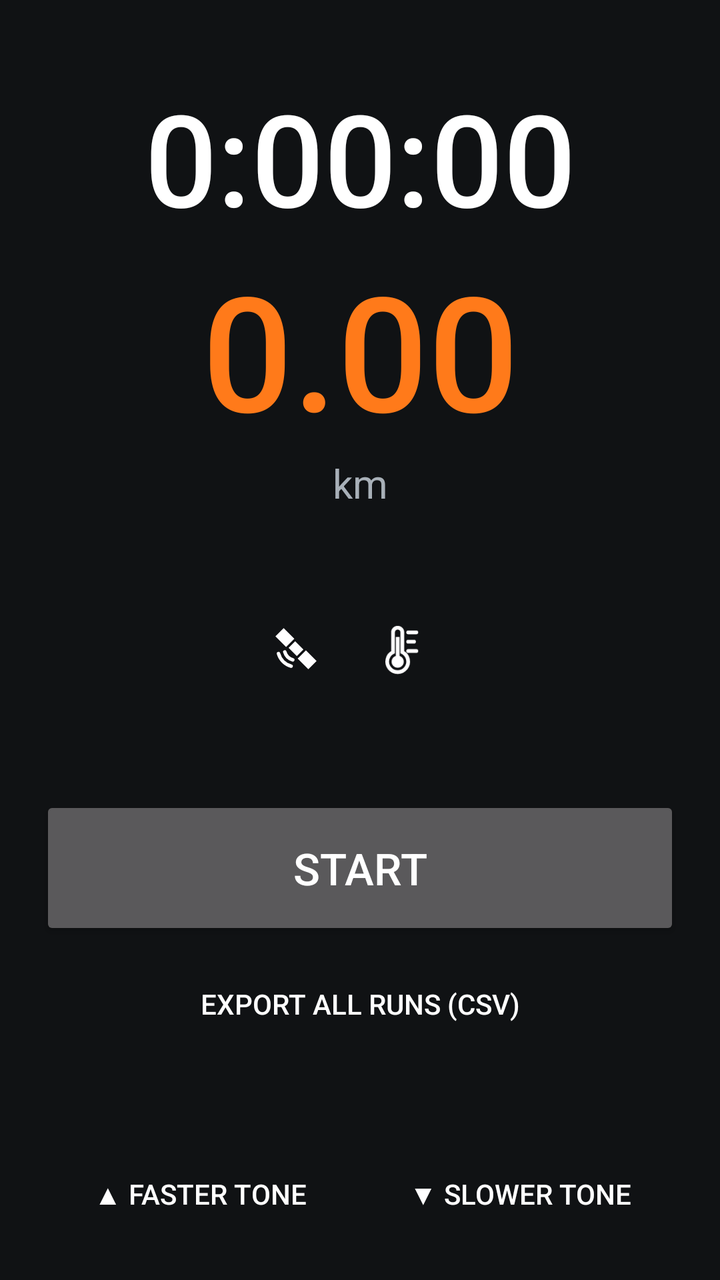
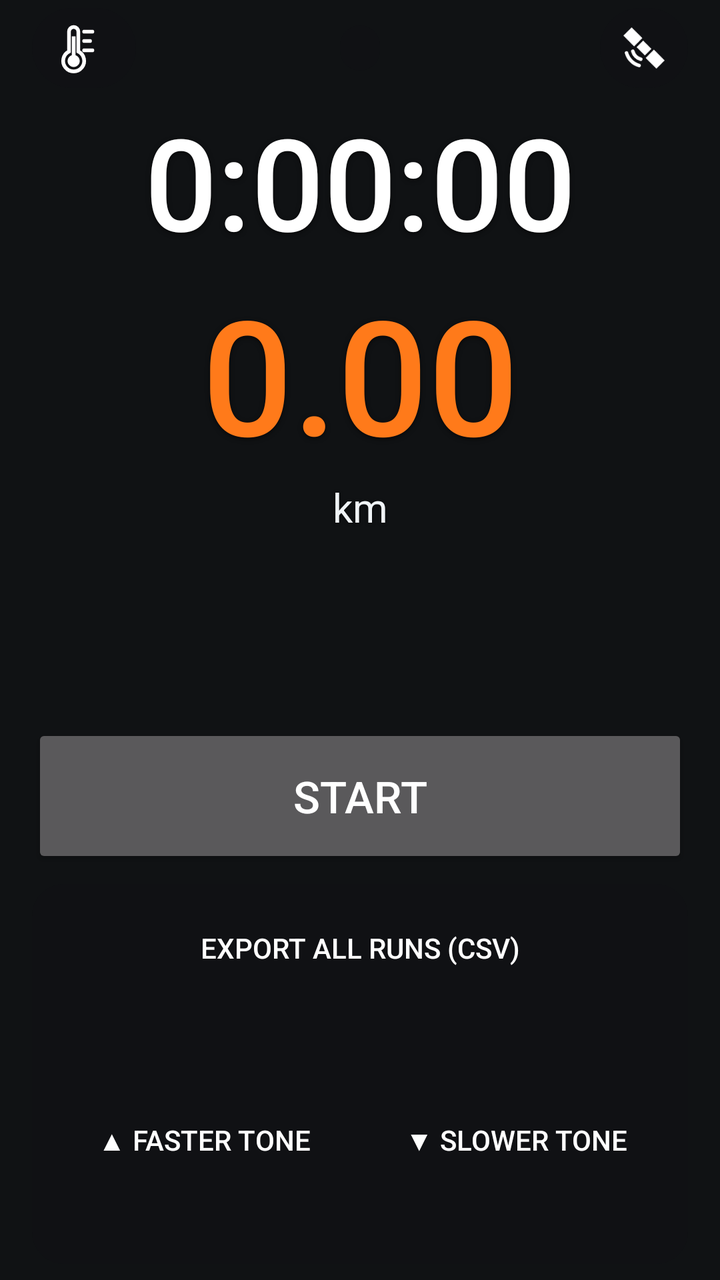

Compare the two renders of this Android layout. The source of the first and the diff that turns it into the second are given below.
<!-- AndroidManifest.xml: application theme AppTheme -->
<!-- res/layout/activity_main.xml -->
<?xml version="1.0" encoding="utf-8"?>
<LinearLayout xmlns:android="http://schemas.android.com/apk/res/android"
    android:layout_width="match_parent"
    android:layout_height="match_parent"
    android:fitsSystemWindows="true"
    android:orientation="vertical"
    android:padding="20dp">

    <TextView
        android:id="@+id/time"
        android:layout_width="match_parent"
        android:layout_height="wrap_content"
        android:layout_marginTop="16dp"
        android:fontFamily="sans-serif-medium"
        android:gravity="center"
        android:text="0:00:00"
        android:textColor="#FFFFFF"
        android:textSize="64sp" />

    <TextView
        android:id="@+id/distance"
        android:layout_width="match_parent"
        android:layout_height="wrap_content"
        android:fontFamily="sans-serif-medium"
        android:gravity="center"
        android:text="0.00"
        android:textColor="#FF7A1A"
        android:textSize="80sp" />

    <TextView
        android:layout_width="match_parent"
        android:layout_height="wrap_content"
        android:gravity="center"
        android:text="@string/km"
        android:textColor="#A8B0B8"
        android:textSize="20sp" />

    <TextView
        android:id="@+id/pace"
        android:layout_width="match_parent"
        android:layout_height="wrap_content"
        android:layout_marginTop="8dp"
        android:fontFamily="sans-serif-medium"
        android:gravity="center"
        android:textColor="#FFFFFF"
        android:textSize="28sp" />

    <LinearLayout
        android:layout_width="match_parent"
        android:layout_height="48dp"
        android:gravity="center"
        android:orientation="horizontal">

        <LinearLayout
            android:id="@+id/gnss_status"
            android:layout_width="wrap_content"
            android:layout_height="match_parent"
            android:clickable="true"
            android:focusable="true"
            android:gravity="center_vertical"
            android:orientation="horizontal"
            android:paddingHorizontal="12dp">

            <ImageView
                android:id="@+id/gnss_icon"
                android:layout_width="28dp"
                android:layout_height="28dp"
                android:contentDescription="@string/gnss_status"
                android:src="@drawable/ic_gnss" />

            <TextView
                android:id="@+id/gnss_info"
                android:layout_width="wrap_content"
                android:layout_height="wrap_content"
                android:layout_marginStart="4dp"
                android:textColor="#FFFFFF"
                android:textSize="18sp"
                android:visibility="gone" />
        </LinearLayout>

        <LinearLayout
            android:id="@+id/temperature_status"
            android:layout_width="wrap_content"
            android:layout_height="match_parent"
            android:clickable="true"
            android:focusable="true"
            android:gravity="center_vertical"
            android:orientation="horizontal"
            android:paddingHorizontal="12dp">

            <ImageView
                android:id="@+id/temperature_icon"
                android:layout_width="28dp"
                android:layout_height="28dp"
                android:contentDescription="@string/temperature_status"
                android:src="@drawable/ic_temperature" />

            <TextView
                android:id="@+id/temperature_info"
                android:layout_width="wrap_content"
                android:layout_height="wrap_content"
                android:layout_marginStart="4dp"
                android:textColor="#FFFFFF"
                android:textSize="18sp"
                android:visibility="gone" />
        </LinearLayout>

        <TextView
            android:id="@+id/time_of_day"
            android:layout_width="wrap_content"
            android:layout_height="wrap_content"
            android:layout_marginStart="12dp"
            android:textSize="20sp" />
    </LinearLayout>

    <TextView
        android:id="@+id/gps"
        android:layout_width="match_parent"
        android:layout_height="wrap_content"
        android:layout_marginTop="12dp"
        android:gravity="center"
        android:textColor="#A8B0B8"
        android:textSize="16sp" />

    <Button
        android:id="@+id/action"
        android:layout_width="match_parent"
        android:layout_height="72dp"
        android:layout_marginTop="16dp"
        android:text="@string/start"
        android:textSize="22sp" />

    <Button
        android:id="@+id/export_csv"
        style="@android:style/Widget.Material.Button.Borderless"
        android:layout_width="match_parent"
        android:layout_height="wrap_content"
        android:layout_marginTop="8dp"
        android:text="@string/export_csv" />

    <Button
        android:id="@+id/drive_status"
        style="@android:style/Widget.Material.Button.Borderless"
        android:layout_width="match_parent"
        android:layout_height="wrap_content"
        android:textAllCaps="false" />

    <LinearLayout
        android:id="@+id/tone_preview"
        android:layout_width="match_parent"
        android:layout_height="wrap_content"
        android:orientation="horizontal">

        <Button
            android:id="@+id/preview_faster"
            style="@android:style/Widget.Material.Button.Borderless"
            android:layout_width="0dp"
            android:layout_height="wrap_content"
            android:layout_weight="1"
            android:text="@string/preview_faster" />

        <Button
            android:id="@+id/preview_slower"
            style="@android:style/Widget.Material.Button.Borderless"
            android:layout_width="0dp"
            android:layout_height="wrap_content"
            android:layout_weight="1"
            android:text="@string/preview_slower" />
    </LinearLayout>

    <ListView
        android:id="@+id/history"
        android:layout_width="match_parent"
        android:layout_height="0dp"
        android:layout_weight="1" />
</LinearLayout>
<!-- resources referenced by this layout -->
<resources>
  <!-- drawable ic_gnss (drawable) -->
  <?xml version="1.0" encoding="utf-8"?>
  <vector xmlns:android="http://schemas.android.com/apk/res/android"
      android:width="24dp"
      android:height="24dp"
      android:viewportWidth="24"
      android:viewportHeight="24">
      <group
          android:pivotX="12"
          android:pivotY="12"
          android:rotation="45">
          <path
              android:fillColor="#FFFFFF"
              android:pathData="M9.5,10h5v4h-5z" />
          <path
              android:fillColor="#FFFFFF"
              android:pathData="M2,9.5h6.5v5h-6.5z" />
          <path
              android:fillColor="#FFFFFF"
              android:pathData="M15.5,9.5h6.5v5h-6.5z" />
      </group>
      <path
          android:pathData="M7.2,13.4A5,5 0 0,0 10.6,16.8"
          android:strokeWidth="1.5"
          android:strokeColor="#FFFFFF"
          android:strokeLineCap="round" />
      <path
          android:pathData="M4.5,14.1A7.8,7.8 0 0,0 9.9,19.5"
          android:strokeWidth="1.5"
          android:strokeColor="#FFFFFF"
          android:strokeLineCap="round" />
  </vector>
  <!-- drawable ic_temperature (drawable) -->
  <?xml version="1.0" encoding="utf-8"?>
  <vector xmlns:android="http://schemas.android.com/apk/res/android"
      android:width="24dp"
      android:height="24dp"
      android:viewportWidth="24"
      android:viewportHeight="24">
      <path
          android:pathData="M9,5a2,2 0 0,1 4,0V13.5a4.5,4.5 0 1,1 -4,0Z"
          android:strokeWidth="1.6"
          android:strokeColor="#FFFFFF" />
      <path
          android:fillColor="#FFFFFF"
          android:pathData="M10.2,7h1.6V15.1a2.6,2.6 0 1,1 -1.6,0Z" />
      <path
          android:pathData="M15.5,5H19M15.5,9H18M15.5,13H19"
          android:strokeWidth="1.6"
          android:strokeColor="#FFFFFF"
          android:strokeLineCap="round" />
  </vector>
  <string name="export_csv">Export all runs (CSV)</string>
  <string name="gnss_status">GPS status</string>
  <string name="km">km</string>
  <string name="preview_faster">▲ Faster tone</string>
  <string name="preview_slower">▼ Slower tone</string>
  <string name="start">Start</string>
  <string name="temperature_status">Temperature</string>
  <style name="AppTheme" parent="android:Theme.Material.NoActionBar">
          <item name="android:colorAccent">#FF7A1A</item>
          <item name="android:windowBackground">#101214</item>
          <item name="android:statusBarColor">#101214</item>
          <item name="android:navigationBarColor">#101214</item>
      </style>
</resources>

<!-- the commit's change to res/layout/activity_main.xml (unified diff, before → after) -->
@@ -1,65 +1,97 @@
 <?xml version="1.0" encoding="utf-8"?>
 <LinearLayout xmlns:android="http://schemas.android.com/apk/res/android"
+    android:id="@+id/root"
     android:layout_width="match_parent"
     android:layout_height="match_parent"
     android:fitsSystemWindows="true"
-    android:orientation="vertical"
-    android:padding="20dp">
-
-    <TextView
-        android:id="@+id/time"
-        android:layout_width="match_parent"
-        android:layout_height="wrap_content"
-        android:layout_marginTop="16dp"
-        android:fontFamily="sans-serif-medium"
-        android:gravity="center"
-        android:text="0:00:00"
-        android:textColor="#FFFFFF"
-        android:textSize="64sp" />
-
-    <TextView
-        android:id="@+id/distance"
-        android:layout_width="match_parent"
-        android:layout_height="wrap_content"
-        android:fontFamily="sans-serif-medium"
-        android:gravity="center"
-        android:text="0.00"
-        android:textColor="#FF7A1A"
-        android:textSize="80sp" />
-
-    <TextView
-        android:layout_width="match_parent"
-        android:layout_height="wrap_content"
-        android:gravity="center"
-        android:text="@string/km"
-        android:textColor="#A8B0B8"
-        android:textSize="20sp" />
-
-    <TextView
-        android:id="@+id/pace"
-        android:layout_width="match_parent"
-        android:layout_height="wrap_content"
-        android:layout_marginTop="8dp"
-        android:fontFamily="sans-serif-medium"
-        android:gravity="center"
-        android:textColor="#FFFFFF"
-        android:textSize="28sp" />
-
+    android:orientation="vertical">
+
+    
     <LinearLayout
         android:layout_width="match_parent"
-        android:layout_height="48dp"
-        android:gravity="center"
-        android:orientation="horizontal">
+        android:layout_height="match_parent"
+        android:orientation="vertical"
+        android:paddingHorizontal="16dp"
+        android:paddingBottom="8dp">
+
+    <FrameLayout
+        android:layout_width="match_parent"
+        android:layout_height="48dp">
+
+        <LinearLayout
+            android:layout_width="wrap_content"
+            android:layout_height="40dp"
+            android:layout_gravity="start|center_vertical"
+            android:background="@drawable/status_pill"
+            android:gravity="center_vertical"
+            android:orientation="horizontal"
+            android:paddingHorizontal="8dp">
+
+            <LinearLayout
+                android:id="@+id/temperature_status"
+                android:layout_width="wrap_content"
+                android:layout_height="match_parent"
+                android:clickable="true"
+                android:focusable="true"
+                android:gravity="center_vertical"
+                android:orientation="horizontal"
+                android:paddingEnd="8dp">
+
+                <ImageView
+                    android:id="@+id/temperature_icon"
+                    android:layout_width="28dp"
+                    android:layout_height="28dp"
+                    android:contentDescription="@string/temperature_status"
+                    android:src="@drawable/ic_temperature" />
+
+                <TextView
+                    android:id="@+id/temperature_info"
+                    android:layout_width="wrap_content"
+                    android:layout_height="wrap_content"
+                    android:layout_marginStart="4dp"
+                    android:textColor="#FFFFFF"
+                    android:textSize="18sp"
+                    android:visibility="gone" />
+            </LinearLayout>
+
+            <TextView
+                android:id="@+id/time_of_day"
+                android:layout_width="wrap_content"
+                android:layout_height="wrap_content"
+                android:textSize="20sp" />
+        </LinearLayout>
+
+        <TextView
+            android:id="@+id/version"
+            android:layout_width="wrap_content"
+            android:layout_height="wrap_content"
+            android:layout_gravity="center"
+            android:background="@drawable/status_pill"
+            android:paddingHorizontal="10dp"
+            android:paddingVertical="4dp"
+            android:textColor="#F0F4F7"
+            android:textSize="11sp" />
 
         <LinearLayout
             android:id="@+id/gnss_status"
             android:layout_width="wrap_content"
-            android:layout_height="match_parent"
+            android:layout_height="40dp"
+            android:layout_gravity="end|center_vertical"
+            android:background="@drawable/status_pill"
             android:clickable="true"
             android:focusable="true"
             android:gravity="center_vertical"
             android:orientation="horizontal"
-            android:paddingHorizontal="12dp">
+            android:paddingHorizontal="8dp">
+
+            <TextView
+                android:id="@+id/gnss_info"
+                android:layout_width="wrap_content"
+                android:layout_height="wrap_content"
+                android:layout_marginEnd="4dp"
+                android:textColor="#FFFFFF"
+                android:textSize="18sp"
+                android:visibility="gone" />
 
             <ImageView
                 android:id="@+id/gnss_icon"
@@ -67,51 +99,58 @@
                 android:layout_height="28dp"
                 android:contentDescription="@string/gnss_status"
                 android:src="@drawable/ic_gnss" />
-
-            <TextView
-                android:id="@+id/gnss_info"
-                android:layout_width="wrap_content"
-                android:layout_height="wrap_content"
-                android:layout_marginStart="4dp"
-                android:textColor="#FFFFFF"
-                android:textSize="18sp"
-                android:visibility="gone" />
         </LinearLayout>
-
-        <LinearLayout
-            android:id="@+id/temperature_status"
-            android:layout_width="wrap_content"
-            android:layout_height="match_parent"
-            android:clickable="true"
-            android:focusable="true"
-            android:gravity="center_vertical"
-            android:orientation="horizontal"
-            android:paddingHorizontal="12dp">
-
-            <ImageView
-                android:id="@+id/temperature_icon"
-                android:layout_width="28dp"
-                android:layout_height="28dp"
-                android:contentDescription="@string/temperature_status"
-                android:src="@drawable/ic_temperature" />
-
-            <TextView
-                android:id="@+id/temperature_info"
-                android:layout_width="wrap_content"
-                android:layout_height="wrap_content"
-                android:layout_marginStart="4dp"
-                android:textColor="#FFFFFF"
-                android:textSize="18sp"
-                android:visibility="gone" />
-        </LinearLayout>
-
-        <TextView
-            android:id="@+id/time_of_day"
-            android:layout_width="wrap_content"
-            android:layout_height="wrap_content"
-            android:layout_marginStart="12dp"
-            android:textSize="20sp" />
-    </LinearLayout>
+    </FrameLayout>
+
+    <TextView
+        android:id="@+id/time"
+        android:layout_width="match_parent"
+        android:layout_height="wrap_content"
+        android:fontFamily="sans-serif-medium"
+        android:gravity="center"
+        android:shadowColor="#99000000"
+        android:shadowDy="2"
+        android:shadowRadius="6"
+        android:text="0:00:00"
+        android:textColor="#FFFFFF"
+        android:textSize="64sp" />
+
+    <TextView
+        android:id="@+id/distance"
+        android:layout_width="match_parent"
+        android:layout_height="wrap_content"
+        android:fontFamily="sans-serif-medium"
+        android:gravity="center"
+        android:shadowColor="#99000000"
+        android:shadowDy="2"
+        android:shadowRadius="6"
+        android:text="0.00"
+        android:textColor="#FF7A1A"
+        android:textSize="80sp" />
+
+    <TextView
+        android:layout_width="match_parent"
+        android:layout_height="wrap_content"
+        android:gravity="center"
+        android:shadowColor="#99000000"
+        android:shadowDy="1"
+        android:shadowRadius="4"
+        android:text="@string/km"
+        android:textColor="#F0F4F7"
+        android:textSize="20sp" />
+
+    <TextView
+        android:id="@+id/pace"
+        android:layout_width="match_parent"
+        android:layout_height="wrap_content"
+        android:layout_marginTop="8dp"
+        android:fontFamily="sans-serif-medium"
+        android:gravity="center"
+        android:shadowColor="#99000000"
+        android:shadowDy="1"
+        android:shadowRadius="4"
+        android:textColor="#FFFFFF"
+        android:textSize="28sp" />
 
     <TextView
         android:id="@+id/gps"
@@ -119,7 +158,10 @@
         android:layout_height="wrap_content"
         android:layout_marginTop="12dp"
         android:gravity="center"
-        android:textColor="#A8B0B8"
+        android:shadowColor="#99000000"
+        android:shadowDy="1"
+        android:shadowRadius="4"
+        android:textColor="#F0F4F7"
         android:textSize="16sp" />
 
     <Button
@@ -129,6 +171,16 @@
         android:layout_marginTop="16dp"
         android:text="@string/start"
         android:textSize="22sp" />
+
+    <LinearLayout
+        android:id="@+id/idle_panel"
+        android:layout_width="match_parent"
+        android:layout_height="0dp"
+        android:layout_marginTop="8dp"
+        android:layout_weight="1"
+        android:background="@drawable/idle_panel"
+        android:orientation="vertical"
+        android:paddingHorizontal="8dp">
 
     <Button
         android:id="@+id/export_csv"
@@ -173,4 +225,6 @@
         android:layout_width="match_parent"
         android:layout_height="0dp"
         android:layout_weight="1" />
+    </LinearLayout>
+    </LinearLayout>
 </LinearLayout>
<!-- resource entries referenced after the edit -->
@@ -52,8 +52,20 @@
           android:strokeColor="#FFFFFF"
           android:strokeLineCap="round" />
   </vector>
+  <!-- drawable idle_panel (drawable) -->
+  <?xml version="1.0" encoding="utf-8"?>
+  <shape xmlns:android="http://schemas.android.com/apk/res/android">
+      <solid android:color="#B3101214" />
+      <corners android:radius="16dp" />
+  </shape>
+  <!-- drawable status_pill (drawable) -->
+  <?xml version="1.0" encoding="utf-8"?>
+  <shape xmlns:android="http://schemas.android.com/apk/res/android">
+      <solid android:color="#A6101214" />
+      <corners android:radius="20dp" />
+  </shape>
   <string name="export_csv">Export all runs (CSV)</string>
-  <string name="gnss_status">GPS status</string>
+  <string name="gnss_status">GNSS status</string>
   <string name="km">km</string>
   <string name="preview_faster">▲ Faster tone</string>
   <string name="preview_slower">▼ Slower tone</string>
